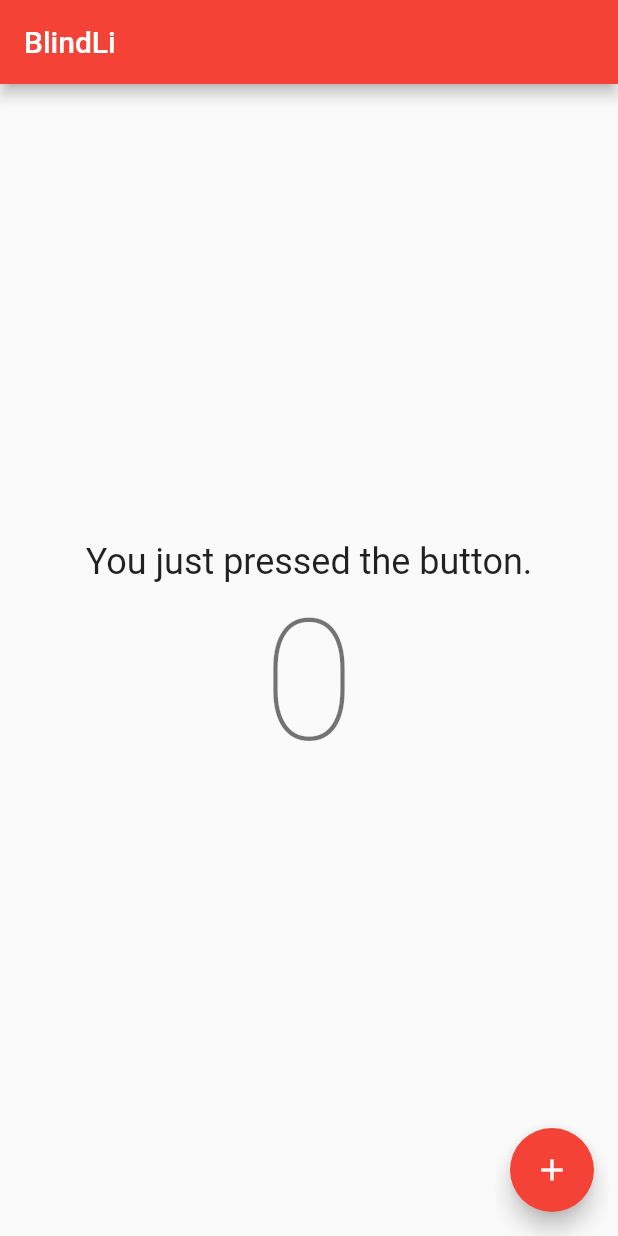
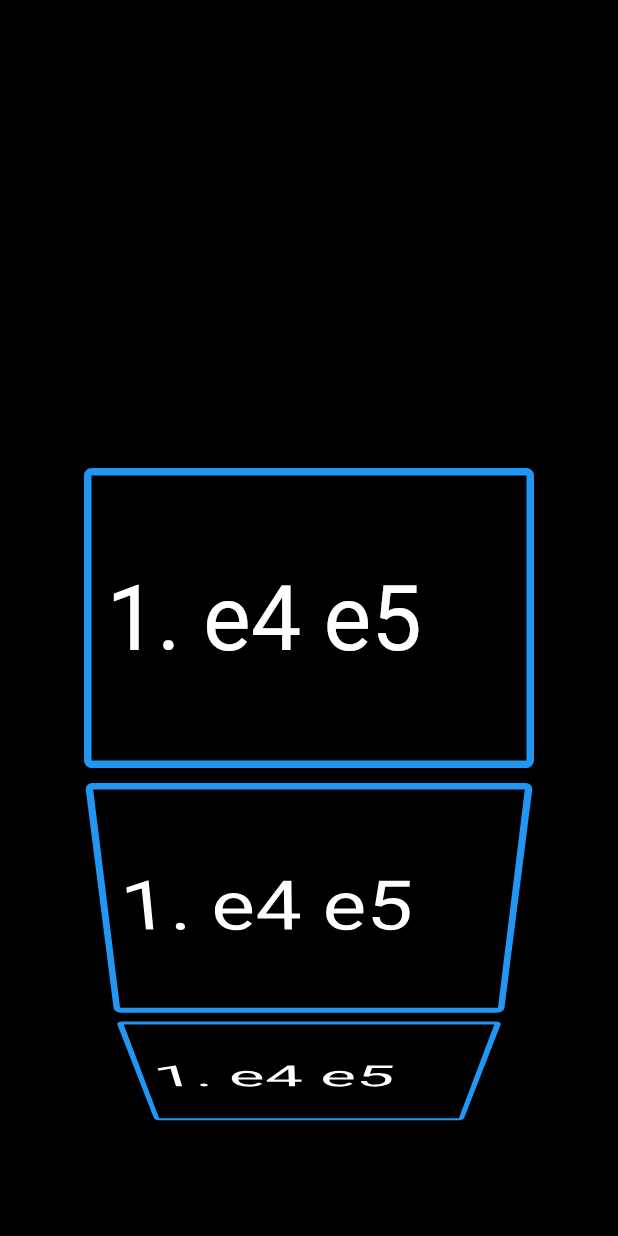
Before and after one commit to tanayvk/blindli, a Flutter app: the screen it shows after launch, on a phone screen of 412 x 824 dp. Run offline on Flutter 3.47's test engine with Material 2 defaults, Android fonts, the phone set to English and light mode, and no system bars.

Commit message:
Moves list view prototype

```diff
--- a/lib/main.dart
+++ b/lib/main.dart
@@ -1,69 +1,57 @@
 import 'package:flutter/material.dart';
 
-void main() {
-  runApp(MyApp());
-}
+void main() => runApp(MyApp());
 
 class MyApp extends StatelessWidget {
-  // This widget is the root of your application.
     @override
     Widget build(BuildContext context) {
-    return MaterialApp(
-      title: 'BlindLi',
-      theme: ThemeData(
-
-        primarySwatch: Colors.red,
-        visualDensity: VisualDensity.adaptivePlatformDensity,
-      ),
-      home: MyHomePage(title: 'BlindLi'),
+        return Directionality(
+            textDirection: TextDirection.ltr,
+            child: Container(
+                color: Colors.black,
+                child: MovesList(),
+                alignment: Alignment.center
+            )
         );
     }
 }
 
-class MyHomePage extends StatefulWidget {
-  MyHomePage({Key key, this.title}) : super(key: key);
-
-  final String title;
-
-  @override
-  _MyHomePageState createState() => _MyHomePageState();
-}
-
-class _MyHomePageState extends State<MyHomePage> {
-  int _counter = 0;
-
-  void _incrementCounter() {
-    setState(() {
-      _counter++;
-    });
-  }
-
+class MovesList extends StatelessWidget {
     @override
     Widget build(BuildContext context) {
-    return Scaffold(
-      appBar: AppBar(
-        title: Text(widget.title),
-      ),
-      body: Center(
-        child: Column(
-          mainAxisAlignment: MainAxisAlignment.center,
+        return ListWheelScrollView(
+            itemExtent: 200,
+            diameterRatio: 2.0,
             children: <Widget>[
-            Text(
-              'You just pressed the button.',
-              style: Theme.of(context).textTheme.headline5,
-            ),
-            Text(
-              '$_counter',
-              style: Theme.of(context).textTheme.headline1,
-            ),
+                MoveItem(),
+                MoveItem(),
+                MoveItem(),
+                MoveItem(),
+                MoveItem(),
+                MoveItem(),
+                MoveItem(),
+                MoveItem(),
+                MoveItem(),
+                MoveItem(),
             ],
-        ),
-      ),
-      floatingActionButton: FloatingActionButton(
-        onPressed: _incrementCounter,
-        tooltip: 'Increment',
-        child: Icon(Icons.add),
-      ),
         );
     }
 }
+
+class MoveItem extends StatelessWidget {
+    final moveText = "1. e4 e5";
+    @override
+    Widget build(BuildContext context) {
+        return Container(
+            child: Text(moveText, style: TextStyle(color: Colors.white, fontSize: 60.0)),
+            width: 300.0,
+            alignment: Alignment.centerLeft,
+            padding: EdgeInsets.only(left: 10.0),
+            decoration: BoxDecoration(
+                color: Colors.black,
+                border: Border.all(color: Colors.blue, width: 5.0),
+                borderRadius: BorderRadius.all(Radius.circular(5.0)),
+            )
+        );
+    }
+}
```
Also changed, not shown: 1 other file. Lines whose indentation alone changed are shown as unchanged.
